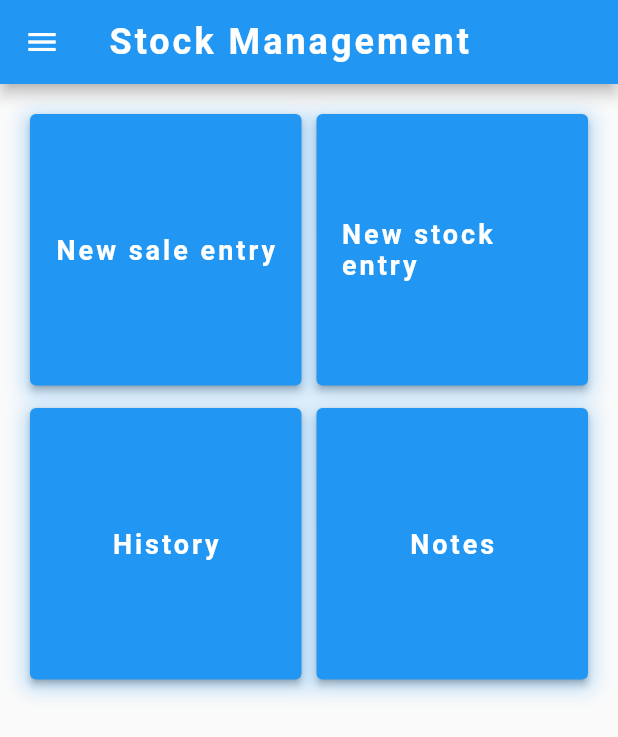
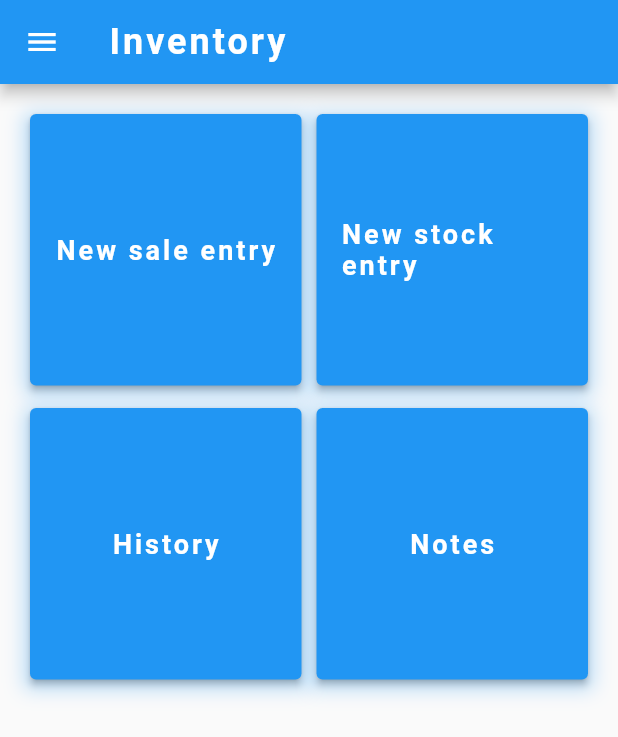
Before and after one commit to emilekamana/inventory3, a Flutter app: the screen it shows after launch, on a phone screen of 412 x 824 dp. Shown: the top 737 px of the screen. Run offline on Flutter 3.47's test engine with Material 2 defaults, Android fonts, the phone set to English and light mode, and no system bars; our stand-ins replace flutter_svg.

Commit message:
create default scaffold to apply to all widgets

```diff
--- a/lib/main.dart
+++ b/lib/main.dart
@@ -1,4 +1,5 @@
 import 'package:flutter/material.dart';
+import 'package:stock_management/widgets/default_scaffold.dart';
 
 import 'route_generator.dart';
 
@@ -34,59 +35,8 @@ class MyHomePage extends StatefulWidget {
 class _MyHomePageState extends State<MyHomePage> {
   @override
   Widget build(BuildContext context) {
-    return SafeArea(
-      child: Scaffold(
-          appBar: AppBar(
-            title: const Text(
-              'Stock Management',
-              style: TextStyle(
-                color: Colors.white,
-                fontSize: 24,
-                fontWeight: FontWeight.w700,
-                letterSpacing: 2,
-              ),
-            ),
-          ),
-          drawer: Drawer(
-            child: Padding(
-              padding: const EdgeInsets.all(20.0),
-              child: ListView(
-                children: const [
-                  ListTile(
-                    leading: Icon(Icons.home),
-                    title: Text(
-                      'Home',
-                      style: TextStyle(
-                        letterSpacing: 2,
-                        fontWeight: FontWeight.w700,
-                      ),
-                    ),
-                  ),
-                  ListTile(
-                    leading: Icon(Icons.list),
-                    title: Text(
-                      'Stock',
-                      style: TextStyle(
-                        letterSpacing: 2,
-                        fontWeight: FontWeight.w700,
-                      ),
-                    ),
-                  ),
-                  ListTile(
-                    leading: Icon(Icons.history),
-                    title: Text(
-                      'History',
-                      style: TextStyle(
-                        letterSpacing: 2,
-                        fontWeight: FontWeight.w700,
-                      ),
-                    ),
-                  ),
-                ],
-              ),
-            ),
-          ),
-          body: Padding(
+    return DefaultScaffold(
+      body: Padding(
             padding: const EdgeInsets.all(20.0),
             child: GridView.count(
               crossAxisCount: 2,
@@ -187,7 +137,7 @@ class _MyHomePageState extends State<MyHomePage> {
                 ),
               ],
             ),
-          )),
+          ),
     );
   }
 }
--- a/lib/route_generator.dart
+++ b/lib/route_generator.dart
@@ -1,6 +1,6 @@
 import 'package:flutter/material.dart';
 import 'package:stock_management/main.dart';
-import 'package:stock_management/pages/splash.dart';
+import 'package:stock_management/screens/splash.dart';
 
 class RouteGenerator {
   static Route<dynamic> generateRoute(RouteSettings settings) {
--- /dev/null
+++ b/lib/widgets/default_scaffold.dart
@@ -0,0 +1,66 @@
+import 'package:flutter/material.dart';
+
+class DefaultScaffold extends StatelessWidget {
+  final Widget body;
+
+  const DefaultScaffold({super.key, required this.body});
+
+  @override
+  Widget build(BuildContext context) {
+    return SafeArea(
+      child: Scaffold(
+        appBar: AppBar(
+          title: const Text(
+            'Inventory',
+            style: TextStyle(
+              color: Colors.white,
+              fontSize: 24,
+              fontWeight: FontWeight.w700,
+              letterSpacing: 2,
+            ),
+          ),
+        ),
+        drawer: Drawer(
+          child: Padding(
+            padding: const EdgeInsets.all(20.0),
+            child: ListView(
+              children: const [
+                ListTile(
+                  leading: Icon(Icons.home),
+                  title: Text(
+                    'Home',
+                    style: TextStyle(
+                      letterSpacing: 2,
+                      fontWeight: FontWeight.w700,
+                    ),
+                  ),
+                ),
+                ListTile(
+                  leading: Icon(Icons.list),
+                  title: Text(
+                    'Stock',
+                    style: TextStyle(
+                      letterSpacing: 2,
+                      fontWeight: FontWeight.w700,
+                    ),
+                  ),
+                ),
+                ListTile(
+                  leading: Icon(Icons.history),
+                  title: Text(
+                    'History',
+                    style: TextStyle(
+                      letterSpacing: 2,
+                      fontWeight: FontWeight.w700,
+                    ),
+                  ),
+                ),
+              ],
+            ),
+          ),
+        ),
+        body: body,
+      ),
+    );
+  }
+}
```
Also changed, not shown: lib/screens/sales_form.dart (added, +20 -0 lines), lib/screens/splash.dart (renamed from lib/pages/splash.dart).
